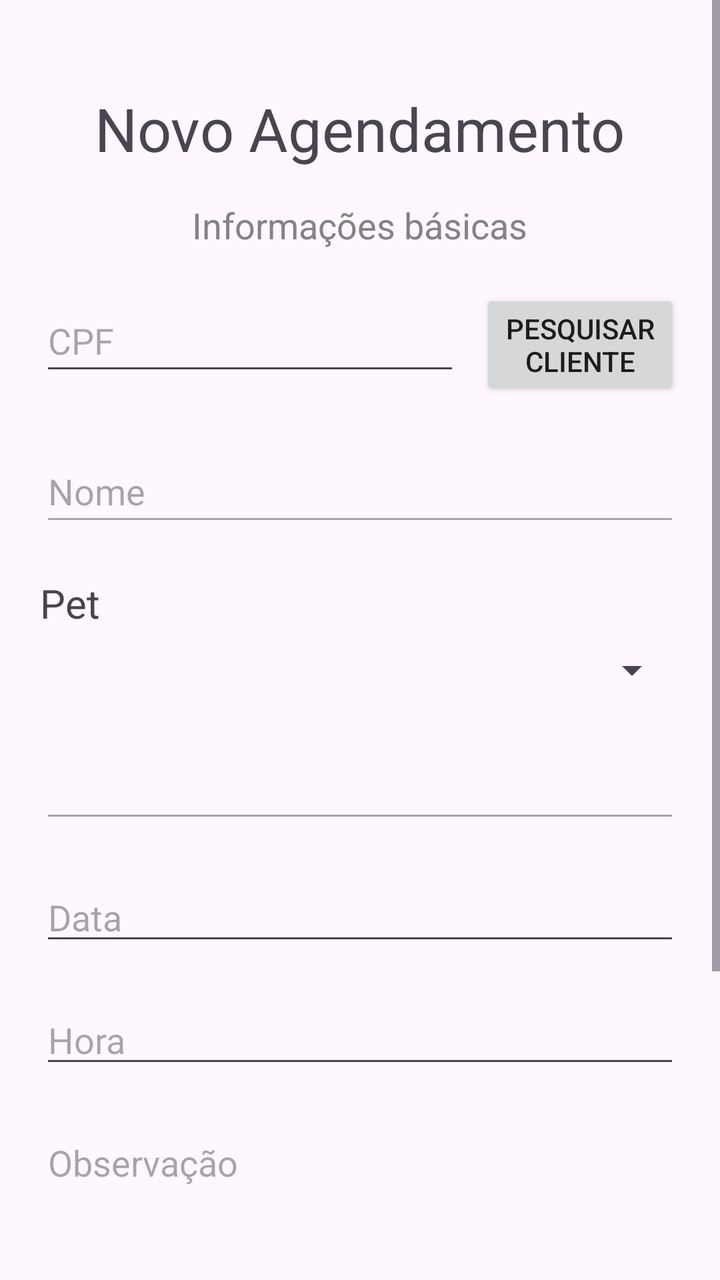
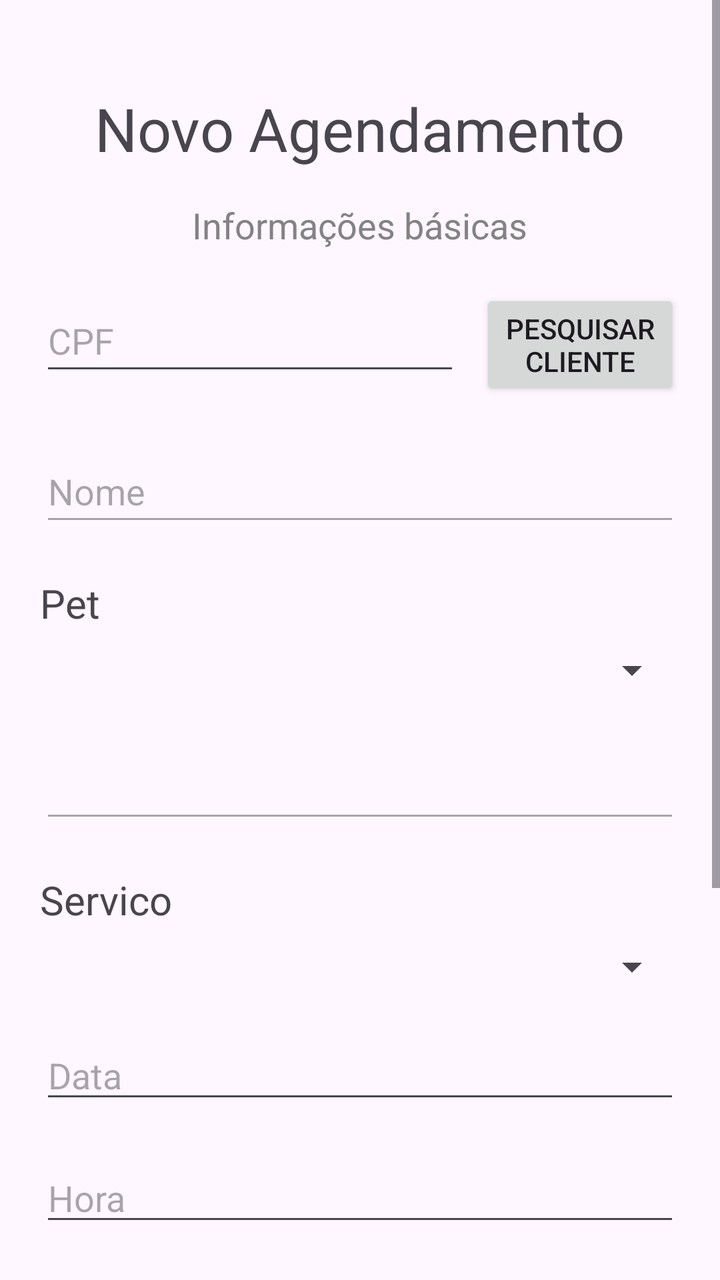

Screens rendered from an Android XML layout before and after an edit, with the pre-edit source and the edit as a unified diff.
<!-- AndroidManifest.xml: application theme Theme.GestaoPetControl -->
<!-- res/layout/activity_agendamento_registro.xml -->
<?xml version="1.0" encoding="utf-8"?>
<androidx.constraintlayout.widget.ConstraintLayout xmlns:android="http://schemas.android.com/apk/res/android"
    xmlns:app="http://schemas.android.com/apk/res-auto"
    xmlns:tools="http://schemas.android.com/tools"
    android:id="@+id/main"
    android:layout_width="match_parent"
    android:layout_height="match_parent"
    tools:context=".AgendamentoRegistro">

    <ScrollView
        android:layout_width="match_parent"
        android:layout_height="match_parent">

        <LinearLayout
            android:layout_width="match_parent"
            android:layout_height="wrap_content"
            android:orientation="vertical"
            android:padding="20dp">

            <TextView
                android:id="@+id/txtv_titulo3"
                android:layout_width="wrap_content"
                android:layout_height="wrap_content"
                android:layout_gravity="center_horizontal"
                android:layout_marginTop="24dp"
                android:text="Novo Agendamento"
                android:textSize="30sp" />

            <TextView
                android:id="@+id/txt_sub"
                android:layout_width="wrap_content"
                android:layout_height="wrap_content"
                android:layout_gravity="center_horizontal"
                android:layout_marginTop="16dp"
                android:text="Informações básicas"
                android:textColor="#838383"
                android:textSize="18sp" />

            <LinearLayout
                android:layout_width="match_parent"
                android:layout_height="match_parent"
                android:layout_gravity="center"
                android:layout_marginTop="20dp"
                android:orientation="horizontal">

                <EditText
                    android:id="@+id/edtCpfAgendamento"
                    android:layout_width="wrap_content"
                    android:layout_height="48dp"
                    android:layout_gravity="center_horizontal"
                    android:layout_marginTop="0dp"
                    android:layout_marginRight="10dp"
                    android:ems="10"
                    android:hint="CPF"
                    android:inputType="number" />

                <Button
                    android:id="@+id/btn_PesquisarClienteAgen"
                    android:layout_width="wrap_content"
                    android:layout_height="wrap_content"
                    android:layout_weight="1"
                    android:text="Pesquisar Cliente" />
            </LinearLayout>

            <EditText
                android:id="@+id/edtNomeAgendamento"
                android:layout_width="match_parent"
                android:layout_height="48dp"
                android:layout_marginTop="20dp"
                android:layout_marginBottom="20dp"
                android:ems="10"
                android:enabled="false"
                android:hint="Nome"
                android:inputType="text" />

            <TextView
                android:id="@+id/textView5"
                android:layout_width="match_parent"
                android:layout_height="wrap_content"
                android:text="Pet"
                android:textSize="20sp" />

            <Spinner
                android:id="@+id/spinnerPetAgendamento"
                android:layout_width="match_parent"
                android:layout_height="wrap_content"
                android:layout_marginTop="8dp"
                android:layout_marginBottom="20dp"
                android:spinnerMode="dropdown" />

            <EditText
                android:id="@+id/edt_PetNomeSozinho"
                android:layout_width="match_parent"
                android:layout_height="wrap_content"
                android:layout_marginTop="8dp"
                android:layout_marginBottom="20dp"
                android:ems="10"
                android:enabled="false"
                android:inputType="text" />

            <EditText
                android:id="@+id/eddataDataAgendamento"
                android:layout_width="match_parent"
                android:layout_height="wrap_content"
                android:layout_marginBottom="20dp"
                android:editable="true"
                android:ems="10"
                android:focusableInTouchMode="false"
                android:hint="Data"
                android:inputType="date" />

            <EditText
                android:id="@+id/edtimeHora"
                android:layout_width="match_parent"
                android:layout_height="wrap_content"
                android:layout_marginBottom="20dp"
                android:ems="10"
                android:focusableInTouchMode="false"
                android:hint="Hora"
                android:inputType="time" />

            <EditText
                android:id="@+id/edtObsAgen"
                android:layout_width="match_parent"
                android:layout_height="wrap_content"
                android:layout_marginBottom="20dp"
                android:ems="10"
                android:hint="Observação"
                android:inputType="text"
                android:paddingBottom="80dp" />

            <TextView
                android:id="@+id/textView6"
                android:layout_width="match_parent"
                android:layout_height="wrap_content"
                android:layout_marginBottom="20dp"
                android:text="Serviços"
                android:textSize="20sp" />

            <androidx.recyclerview.widget.RecyclerView
                android:id="@+id/rvServicosAgendamento"
                android:layout_width="match_parent"
                android:layout_height="wrap_content"
                android:layout_marginBottom="0dp" />

            <Button
                android:id="@+id/btnAgendar"
                android:layout_width="wrap_content"
                android:layout_height="wrap_content"
                android:layout_gravity="center_horizontal"
                android:layout_marginTop="35dp"
                android:text="Agendar" />
        </LinearLayout>
    </ScrollView>

</androidx.constraintlayout.widget.ConstraintLayout>
<!-- resources referenced by this layout -->
<resources>
  <style name="Theme.GestaoPetControl" parent="Base.Theme.GestaoPetControl" />
  <style name="Base.Theme.GestaoPetControl" parent="Theme.Material3.DayNight.NoActionBar">
          
          
      </style>
</resources>

<!-- the commit's change to res/layout/activity_agendamento_registro.xml (unified diff, before → after) -->
@@ -98,6 +98,20 @@
                 android:enabled="false"
                 android:inputType="text" />
 
+            <TextView
+                android:layout_width="match_parent"
+                android:layout_height="wrap_content"
+                android:text="Servico"
+                android:textSize="20sp" />
+
+            <Spinner
+                android:id="@+id/spinnerServicoAgendamento"
+                android:layout_width="match_parent"
+                android:layout_height="wrap_content"
+                android:layout_marginTop="8dp"
+                android:layout_marginBottom="20dp"
+                android:spinnerMode="dropdown" />
+
             <EditText
                 android:id="@+id/eddataDataAgendamento"
                 android:layout_width="match_parent"
